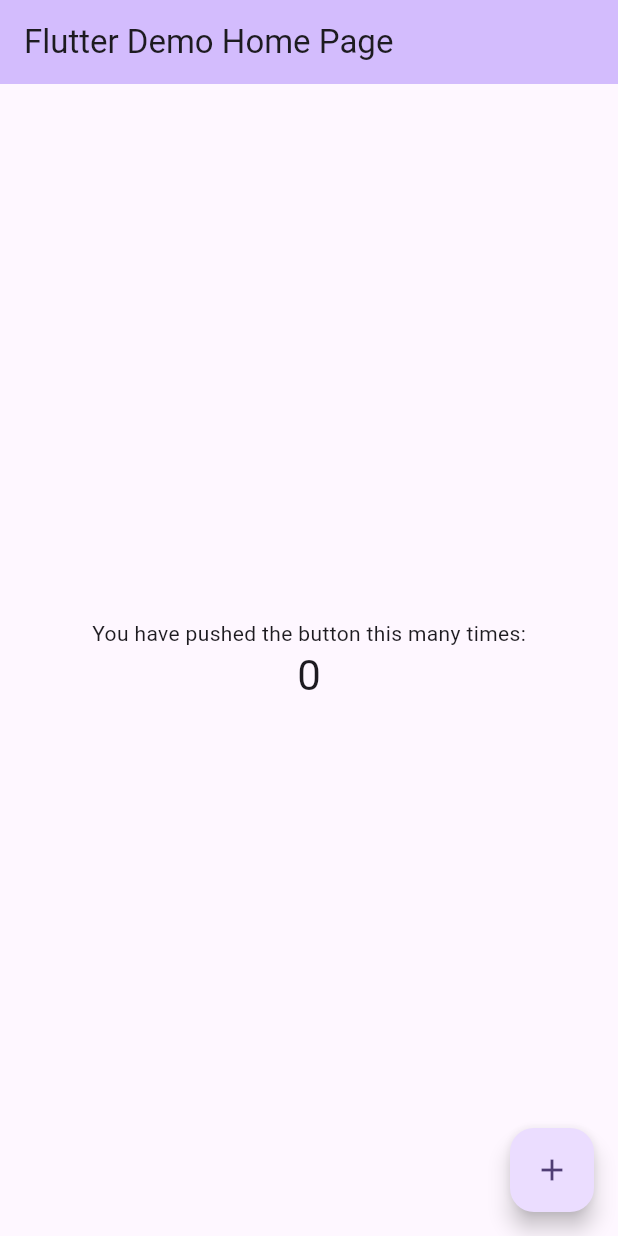
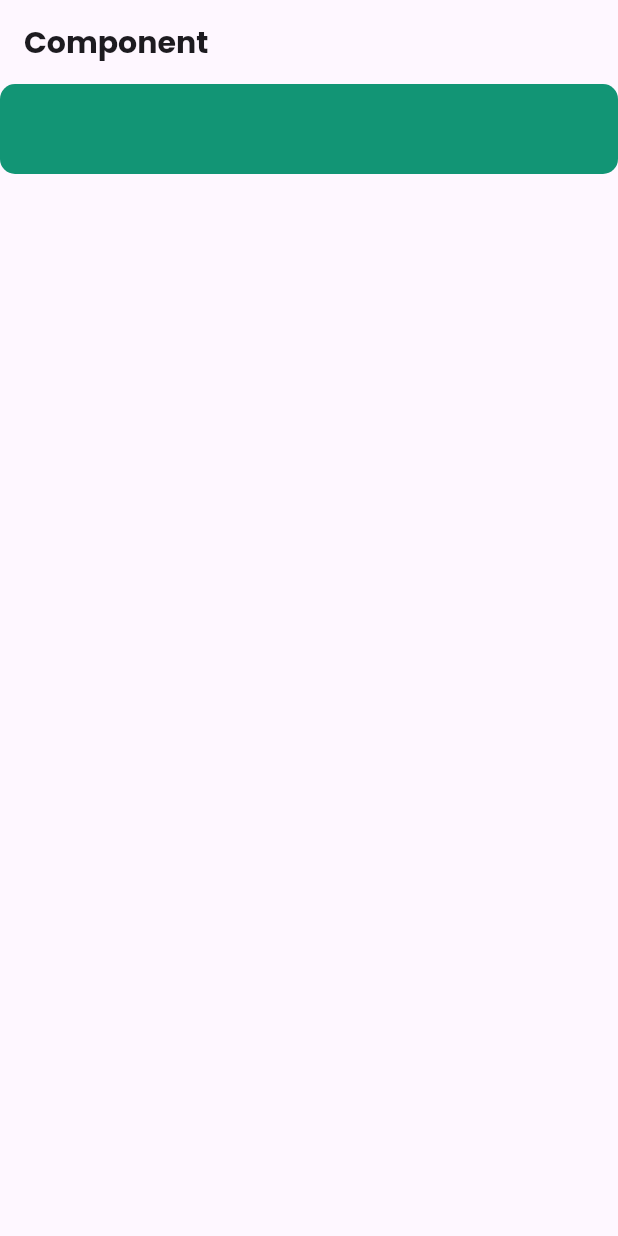
Before and after one commit to Bullets-jyr/flutter_recipe_app_course, a Flutter app: the screen it shows after launch, on a phone screen of 412 x 824 dp. Run offline on Flutter 3.47's test engine with Material 3 defaults, Android fonts, the phone set to English and light mode, and no system bars; our stand-ins replace google_fonts.

Commit message:
feat: Preparing to Write Components and Font Settings

```diff
--- /dev/null
+++ b/lib/core/presentation/components/big_button.dart
@@ -0,0 +1,17 @@
+import 'package:flutter/material.dart';
+import 'package:flutter_recipe_app_course/ui/color_styles.dart';
+
+class BigButton extends StatelessWidget {
+  const BigButton({super.key});
+
+  @override
+  Widget build(BuildContext context) {
+    return Container(
+      height: 60,
+      decoration: BoxDecoration(
+        borderRadius: BorderRadius.circular(10),
+        color: ColorStyles.primary100,
+      ),
+    );
+  }
+}
--- a/lib/main.dart
+++ b/lib/main.dart
@@ -1,4 +1,6 @@
 import 'package:flutter/material.dart';
+import 'package:flutter_recipe_app_course/core/presentation/components/big_button.dart';
+import 'package:flutter_recipe_app_course/ui/text_styles.dart';
 
 void main() {
   runApp(const MyApp());
@@ -31,95 +33,28 @@ class MyApp extends StatelessWidget {
         colorScheme: ColorScheme.fromSeed(seedColor: Colors.deepPurple),
         useMaterial3: true,
       ),
-      home: const MyHomePage(title: 'Flutter Demo Home Page'),
+      home: const MyHomePage(),
     );
   }
 }
 
-class MyHomePage extends StatefulWidget {
-  const MyHomePage({super.key, required this.title});
-
-  // This widget is the home page of your application. It is stateful, meaning
-  // that it has a State object (defined below) that contains fields that affect
-  // how it looks.
-
-  // This class is the configuration for the state. It holds the values (in this
-  // case the title) provided by the parent (in this case the App widget) and
-  // used by the build method of the State. Fields in a Widget subclass are
-  // always marked "final".
-
-  final String title;
-
-  @override
-  State<MyHomePage> createState() => _MyHomePageState();
-}
-
-class _MyHomePageState extends State<MyHomePage> {
-  int _counter = 0;
-
-  void _incrementCounter() {
-    setState(() {
-      // This call to setState tells the Flutter framework that something has
-      // changed in this State, which causes it to rerun the build method below
-      // so that the display can reflect the updated values. If we changed
-      // _counter without calling setState(), then the build method would not be
-      // called again, and so nothing would appear to happen.
-      _counter++;
-    });
-  }
+class MyHomePage extends StatelessWidget {
+  const MyHomePage({super.key});
 
   @override
   Widget build(BuildContext context) {
-    // This method is rerun every time setState is called, for instance as done
-    // by the _incrementCounter method above.
-    //
-    // The Flutter framework has been optimized to make rerunning build methods
-    // fast, so that you can just rebuild anything that needs updating rather
-    // than having to individually change instances of widgets.
     return Scaffold(
       appBar: AppBar(
-        // TRY THIS: Try changing the color here to a specific color (to
-        // Colors.amber, perhaps?) and trigger a hot reload to see the AppBar
-        // change color while the other colors stay the same.
-        backgroundColor: Theme.of(context).colorScheme.inversePrimary,
-        // Here we take the value from the MyHomePage object that was created by
-        // the App.build method, and use it to set our appbar title.
-        title: Text(widget.title),
-      ),
-      body: Center(
-        // Center is a layout widget. It takes a single child and positions it
-        // in the middle of the parent.
-        child: Column(
-          // Column is also a layout widget. It takes a list of children and
-          // arranges them vertically. By default, it sizes itself to fit its
-          // children horizontally, and tries to be as tall as its parent.
-          //
-          // Column has various properties to control how it sizes itself and
-          // how it positions its children. Here we use mainAxisAlignment to
-          // center the children vertically; the main axis here is the vertical
-          // axis because Columns are vertical (the cross axis would be
-          // horizontal).
-          //
-          // TRY THIS: Invoke "debug painting" (choose the "Toggle Debug Paint"
-          // action in the IDE, or press "p" in the console), to see the
-          // wireframe for each widget.
-          mainAxisAlignment: MainAxisAlignment.center,
-          children: <Widget>[
-            const Text(
-              'You have pushed the button this many times:',
-            ),
-            Text(
-              '$_counter',
-              style: Theme.of(context).textTheme.headlineMedium,
-            ),
-          ],
+        title: const Text(
+          'Component',
+          style: TextStyles.largeTextBold,
         ),
       ),
-      floatingActionButton: FloatingActionButton(
-        onPressed: _incrementCounter,
-        tooltip: 'Increment',
-        child: const Icon(Icons.add),
-      ), // This trailing comma makes auto-formatting nicer for build methods.
+      body: ListView(
+        children: const [
+          BigButton(),
+        ],
+      ),
     );
   }
 }
```
